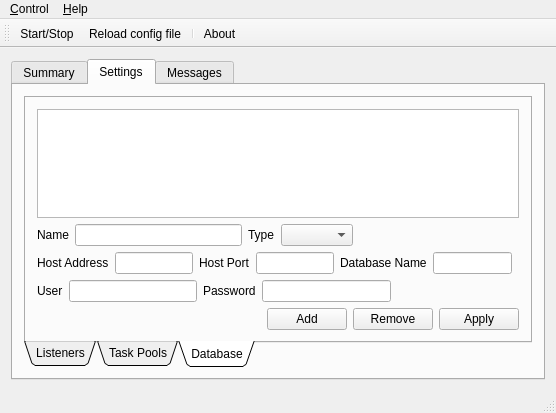
First picture: the form in ZoomPipeline_FuncSvr/zpmainframe.ui, repository ChowZenki/zpserver, before the edit.
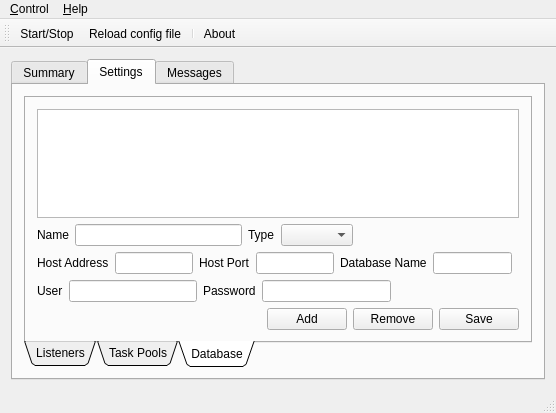
Second picture: the form after the edit. The open tabs and pages were chosen to show the change. Icons and pictures are not drawn.

What changed in the file:
```diff
--- a/ZoomPipeline_FuncSvr/zpmainframe.ui
+++ b/ZoomPipeline_FuncSvr/zpmainframe.ui
@@ -480,7 +480,7 @@
               <item>
                <widget class="QPushButton" name="pushButton_db_apply">
                 <property name="text">
-                 <string>Apply</string>
+                 <string>Save</string>
                 </property>
                </widget>
               </item>
```
Left out of the diff: 10 changed lines with no effect on the pictures.
